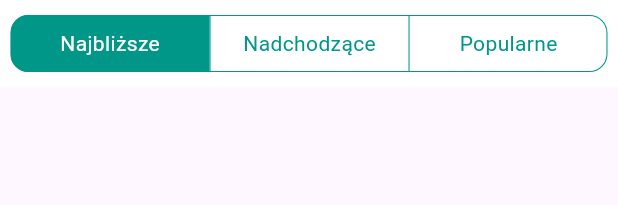
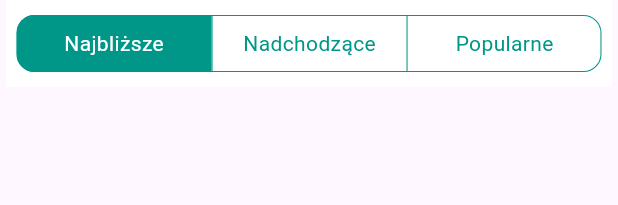
Before and after one commit to ikcilrep/pomagacze, a Flutter app: the FeedPage widget shown alone on an empty page, opened directly, on a phone screen of 412 x 824 dp. Shown: the top 205 px of the screen. Run offline on Flutter 3.47's test engine with Material 2 defaults, Android fonts, the phone set to English and light mode, and no system bars; drawn by our look-alikes of dynamic_color, material_segmented_control; our stand-ins replace auth_buttons, date_time_picker, equatable, flutter_form_builder, flutter_riverpod, fluttertoast and 5 more; missing offline and left inert: age_calculator, avatars, gender_picker, mailto, open_location_picker, powers; accounts and stored records are empty; network calls fail.

Commit message:
minor ui changes

```diff
--- a/lib/pages/event_details.dart
+++ b/lib/pages/event_details.dart
@@ -211,6 +211,7 @@ class EventDetailsState extends ConsumerState<EventDetails> {
                           ),
                         ),
                       ),
+                      const SizedBox(height: 10),
                       Row(
                         mainAxisAlignment: MainAxisAlignment.start,
                         children: <Widget>[
@@ -257,7 +258,7 @@ class EventDetailsState extends ConsumerState<EventDetails> {
                               )),
                         ],
                       ),
-                      const SizedBox(height: 10),
+                      const SizedBox(height: 14),
                       ListTile(
                           title: const Text("Opis"),
                           subtitle: Text(event.description)),
--- a/lib/pages/feed.dart
+++ b/lib/pages/feed.dart
@@ -20,7 +20,7 @@ class FeedPageState extends ConsumerState<FeedPage> {
   final ScrollController _scrollController = ScrollController();
 
   EventFilters _eventFilters =
-      EventFilters(orderBy: EventOrder.closest, state: EventState.active);
+      const EventFilters(orderBy: EventOrder.closest, state: EventState.active);
 
   @override
   void initState() {
@@ -113,7 +113,9 @@ class FeedPageState extends ConsumerState<FeedPage> {
   }
 
   Widget _buildList() {
-    return Column(
+    return Padding(
+      padding: const EdgeInsets.symmetric(horizontal: 4),
+      child: Column(
         crossAxisAlignment: CrossAxisAlignment.start,
         children: [
           _buildFilters(),
@@ -131,6 +133,7 @@ class FeedPageState extends ConsumerState<FeedPage> {
                     scrollController: _scrollController)),
           ),
         ],
+      ),
     );
   }
 
```
Lines whose indentation alone changed are shown as unchanged.
